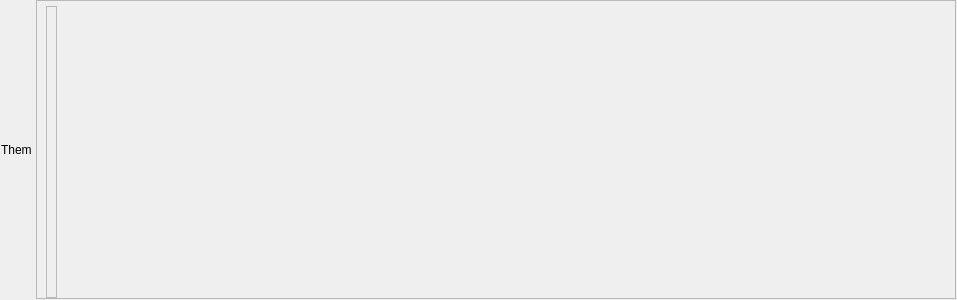
Qt form builder/uis/app_builder_bottom.ui (ufopilot/QT-App-Builder) before a commit.
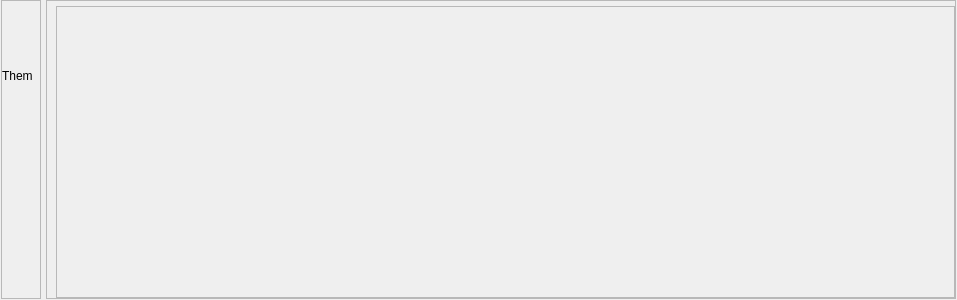
The same form after that commit. Custom widgets are drawn as their Qt base class.

What changed in the file:
```diff
--- a/builder/uis/app_builder_bottom.ui
+++ b/builder/uis/app_builder_bottom.ui
@@ -30,6 +30,42 @@
     <number>1</number>
    </property>
    <item>
+    <widget class="QFrame" name="bottomHeader">
+     <property name="minimumSize">
+      <size>
+       <width>40</width>
+       <height>0</height>
+      </size>
+     </property>
+     <property name="maximumSize">
+      <size>
+       <width>40</width>
+       <height>16777215</height>
+      </size>
+     </property>
+     <property name="frameShape">
+      <enum>QFrame::StyledPanel</enum>
+     </property>
+     <property name="frameShadow">
+      <enum>QFrame::Raised</enum>
+     </property>
+     <layout class="QVBoxLayout" name="verticalLayout">
+      <property name="spacing">
+       <number>0</number>
+      </property>
+      <property name="leftMargin">
+       <number>0</number>
+      </property>
+      <property name="topMargin">
+       <number>0</number>
+      </property>
+      <property name="rightMargin">
+       <number>0</number>
+      </property>
+      <property name="bottomMargin">
+       <number>0</number>
+      </property>
+      <item>
     <widget class="LabelVertical" name="themes_label">
      <property name="minimumSize">
       <size>
@@ -54,6 +90,34 @@
      </property>
     </widget>
    </item>
+      <item alignment="Qt::AlignHCenter|Qt::AlignBottom">
+       <widget class="QPushButton" name="toggleBottom">
+        <property name="minimumSize">
+         <size>
+          <width>34</width>
+          <height>34</height>
+         </size>
+        </property>
+        <property name="maximumSize">
+         <size>
+          <width>34</width>
+          <height>34</height>
+         </size>
+        </property>
+        <property name="text">
+         <string/>
+        </property>
+        <property name="checkable">
+         <bool>true</bool>
+        </property>
+        <property name="flat">
+         <bool>true</bool>
+        </property>
+       </widget>
+      </item>
+     </layout>
+    </widget>
+   </item>
    <item>
     <widget class="QScrollArea" name="scrollArea">
      <property name="verticalScrollBarPolicy">
@@ -67,7 +131,7 @@
        <rect>
         <x>0</x>
         <y>0</y>
-        <width>918</width>
+        <width>908</width>
         <height>297</height>
        </rect>
       </property>
@@ -84,7 +148,7 @@
        <property name="bottomMargin">
         <number>0</number>
        </property>
-       <item alignment="Qt::AlignLeft">
+       <item>
         <widget class="QFrame" name="scrollFrame">
          <property name="frameShape">
           <enum>QFrame::StyledPanel</enum>
```
Lines whose indentation alone changed are shown as unchanged.
